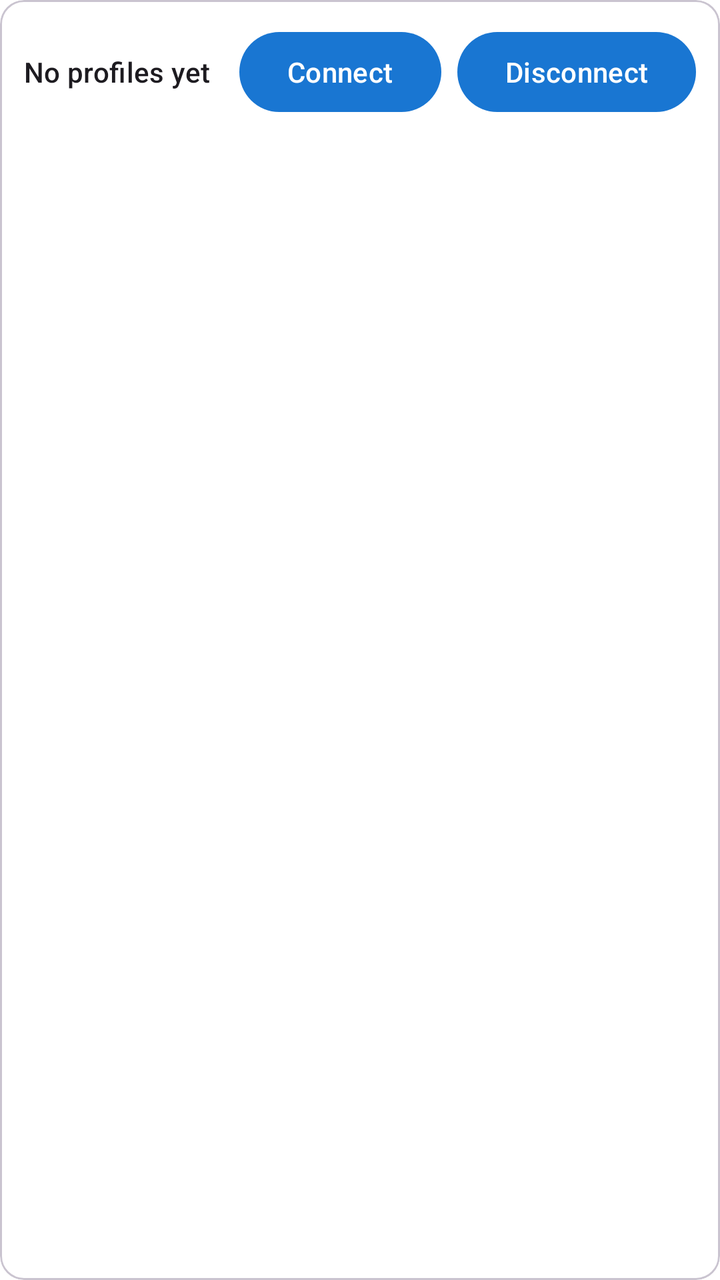
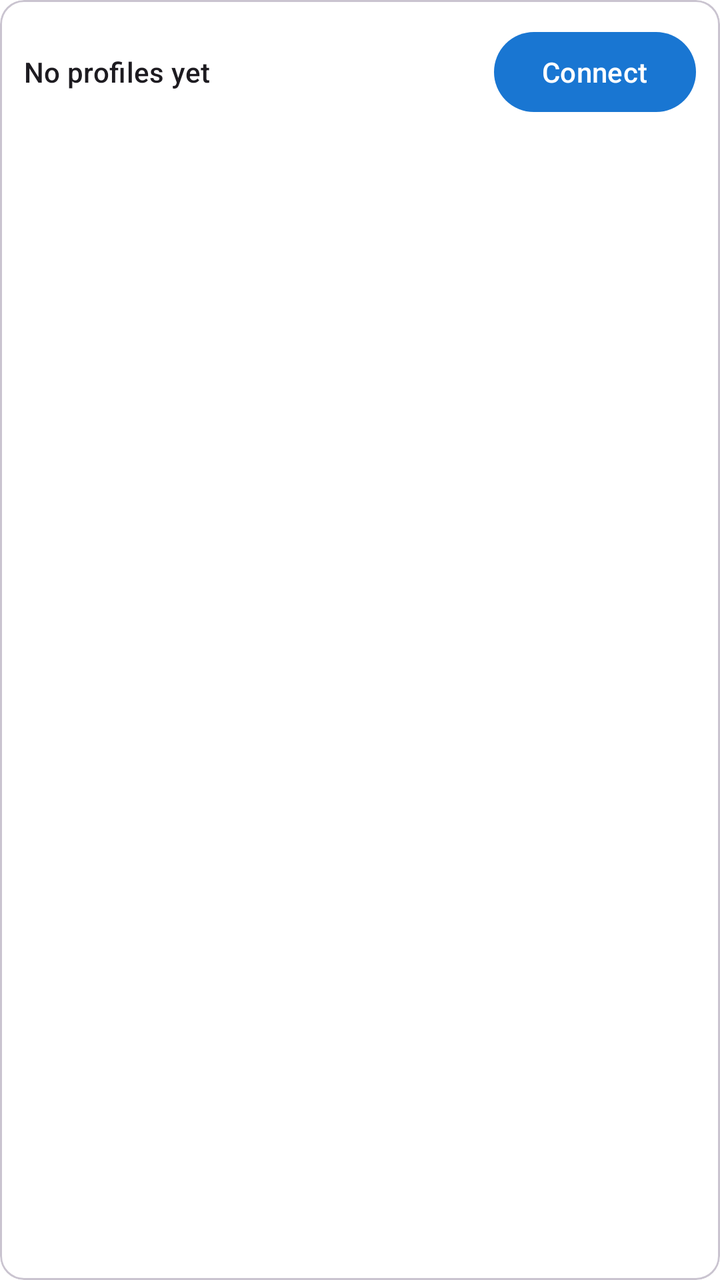

Compare the two renders of this Android layout. The source of the first and the diff that turns it into the second are given below.
<!-- AndroidManifest.xml: application theme Theme.MrOpenVPNClient -->
<!-- res/layout/item_profile.xml -->
<?xml version="1.0" encoding="utf-8"?>
<com.google.android.material.card.MaterialCardView xmlns:android="http://schemas.android.com/apk/res/android"
    xmlns:app="http://schemas.android.com/apk/res-auto"
    android:layout_width="match_parent"
    android:layout_height="wrap_content"
    android:layout_marginTop="8dp"
    app:cardCornerRadius="12dp">

    <LinearLayout
        android:layout_width="match_parent"
        android:layout_height="wrap_content"
        android:gravity="center_vertical"
        android:orientation="horizontal"
        android:padding="12dp">

        <LinearLayout
            android:layout_width="0dp"
            android:layout_height="wrap_content"
            android:layout_weight="1"
            android:orientation="vertical">

            <TextView
                android:id="@+id/profileNameText"
                android:layout_width="match_parent"
                android:layout_height="wrap_content"
                android:text="@string/no_profiles"
                android:textAppearance="?attr/textAppearanceTitleSmall" />

            <TextView
                android:id="@+id/profileUserText"
                android:layout_width="match_parent"
                android:layout_height="wrap_content"
                android:textAppearance="?attr/textAppearanceBodySmall"
                android:visibility="gone" />
        </LinearLayout>

        <Button
            android:id="@+id/connectButton"
            android:layout_width="wrap_content"
            android:layout_height="wrap_content"
            android:text="@string/connect" />

        <Button
            android:id="@+id/disconnectButton"
            android:layout_width="wrap_content"
            android:layout_height="wrap_content"
            android:layout_marginStart="8dp"
            android:text="@string/disconnect" />
    </LinearLayout>
</com.google.android.material.card.MaterialCardView>
<!-- resources referenced by this layout -->
<resources>
  <string name="connect">Connect</string>
  <string name="disconnect">Disconnect</string>
  <string name="no_profiles">No profiles yet</string>
  <style name="Theme.MrOpenVPNClient" parent="Theme.Material3.DayNight.NoActionBar">
          <item name="colorPrimary">@color/primary</item>
          <item name="colorOnPrimary">@color/onPrimary</item>
          <item name="colorPrimaryContainer">@color/primaryContainer</item>
          <item name="colorOnPrimaryContainer">@color/onPrimaryContainer</item>
          <item name="colorSecondary">@color/secondary</item>
          <item name="colorOnSecondary">@color/onSecondary</item>
          <item name="android:colorBackground">@color/background</item>
          <item name="colorSurface">@color/surface</item>
          <item name="colorOnSurface">@color/onSurface</item>
          <item name="colorError">@color/error</item>
          <item name="colorSurfaceContainer">@color/surfaceContainer</item>
          <item name="colorSurfaceContainerHighest">@color/surfaceContainerHigh</item>
          <item name="colorOutline">@color/outline</item>
          <item name="android:statusBarColor">@color/background</item>
          <item name="android:navigationBarColor">@color/background</item>
          <item name="android:windowLightStatusBar">@bool/status_bar_light_icons</item>
      </style>
  <color name="primary">#1976D2</color>
  <color name="onPrimary">#FFFFFF</color>
  <color name="primaryContainer">#D3E4FF</color>
  <color name="onPrimaryContainer">#001B3F</color>
  <color name="secondary">#56607C</color>
  <color name="onSecondary">#FFFFFF</color>
  <color name="background">#FFFFFF</color>
  <color name="surface">#FFFFFF</color>
  <color name="onSurface">#1A1C1E</color>
  <color name="error">#BA1A1A</color>
  <color name="surfaceContainer">#F3F3F3</color>
  <color name="surfaceContainerHigh">#E7E7E7</color>
  <color name="outline">#74777F</color>
</resources>

<!-- the commit's change to res/layout/item_profile.xml (unified diff, before → after) -->
@@ -39,12 +39,5 @@
             android:layout_width="wrap_content"
             android:layout_height="wrap_content"
             android:text="@string/connect" />
-
-        <Button
-            android:id="@+id/disconnectButton"
-            android:layout_width="wrap_content"
-            android:layout_height="wrap_content"
-            android:layout_marginStart="8dp"
-            android:text="@string/disconnect" />
     </LinearLayout>
 </com.google.android.material.card.MaterialCardView>
<!-- resource entries referenced after the edit -->
@@ -1,7 +1,6 @@
 <!-- resources referenced by this layout -->
 <resources>
   <string name="connect">Connect</string>
-  <string name="disconnect">Disconnect</string>
   <string name="no_profiles">No profiles yet</string>
   <style name="Theme.MrOpenVPNClient" parent="Theme.Material3.DayNight.NoActionBar">
           <item name="colorPrimary">@color/primary</item>
